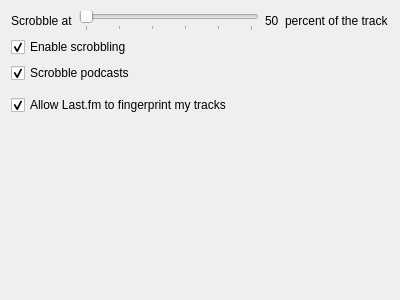
Before: the Qt Designer form app/client/Settings/ScrobbleSettingsWidget.ui in mutecypher/lastfm-desktop, drawn with Qt 5.
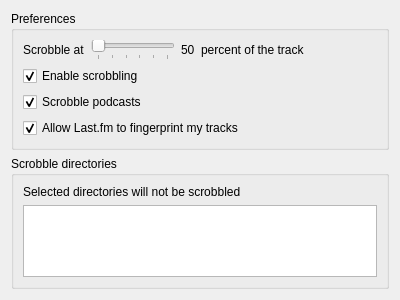
After: the same form once the commit is applied. Custom widgets are drawn as their Qt base class.

Commit message: Add the ability to exclude directories.

What changed in the file:
```diff
--- a/app/client/Settings/ScrobbleSettingsWidget.ui
+++ b/app/client/Settings/ScrobbleSettingsWidget.ui
@@ -15,6 +15,12 @@
   </property>
   <layout class="QVBoxLayout" name="verticalLayout">
    <item>
+    <widget class="QGroupBox" name="groupBox">
+     <property name="title">
+      <string>Preferences</string>
+     </property>
+     <layout class="QVBoxLayout" name="verticalLayout_3">
+      <item>
     <layout class="QHBoxLayout" name="horizontalLayout">
      <item>
       <widget class="QLabel" name="label">
@@ -59,6 +65,19 @@
        </property>
       </widget>
      </item>
+        <item>
+         <spacer name="horizontalSpacer">
+          <property name="orientation">
+           <enum>Qt::Horizontal</enum>
+          </property>
+          <property name="sizeHint" stdset="0">
+           <size>
+            <width>40</width>
+            <height>20</height>
+           </size>
+          </property>
+         </spacer>
+        </item>
     </layout>
    </item>
    <item>
@@ -84,16 +103,6 @@
      </property>
     </widget>
    </item>
-   <item>
-    <widget class="QFrame" name="splitter">
-     <property name="frameShape">
-      <enum>QFrame::StyledPanel</enum>
-     </property>
-     <property name="frameShadow">
-      <enum>QFrame::Raised</enum>
-     </property>
-    </widget>
-   </item>
    <item>
     <widget class="QCheckBox" name="allowFingerprint">
      <property name="enabled">
@@ -107,21 +116,41 @@
      </property>
     </widget>
    </item>
+     </layout>
+    </widget>
+   </item>
    <item>
-    <spacer name="verticalSpacer">
-     <property name="orientation">
-      <enum>Qt::Vertical</enum>
+    <widget class="QGroupBox" name="directoriesBox">
+     <property name="title">
+      <string>Scrobble directories</string>
      </property>
-     <property name="sizeHint" stdset="0">
-      <size>
-       <width>20</width>
-       <height>0</height>
-      </size>
-     </property>
-    </spacer>
-   </item>
-  </layout>
- </widget>
+     <layout class="QVBoxLayout" name="verticalLayout_2">
+      <item>
+       <widget class="QLabel" name="directoriesLabel">
+        <property name="text">
+         <string>Selected directories will not be scrobbled</string>
+        </property>
+       </widget>
+      </item>
+      <item>
+       <widget class="CheckFileSystemView" name="exclusionDirs">
+        <property name="headerHidden">
+         <bool>true</bool>
+        </property>
+       </widget>
+      </item>
+     </layout>
+    </widget>
+   </item>
+  </layout>
+ </widget>
+ <customwidgets>
+  <customwidget>
+   <class>CheckFileSystemView</class>
+   <extends>QTreeView</extends>
+   <header>CheckFileSystemView.h</header>
+  </customwidget>
+ </customwidgets>
  <resources/>
  <connections/>
 </ui>
```
Lines whose indentation alone changed are shown as unchanged. The commit also changes 10 other files.
